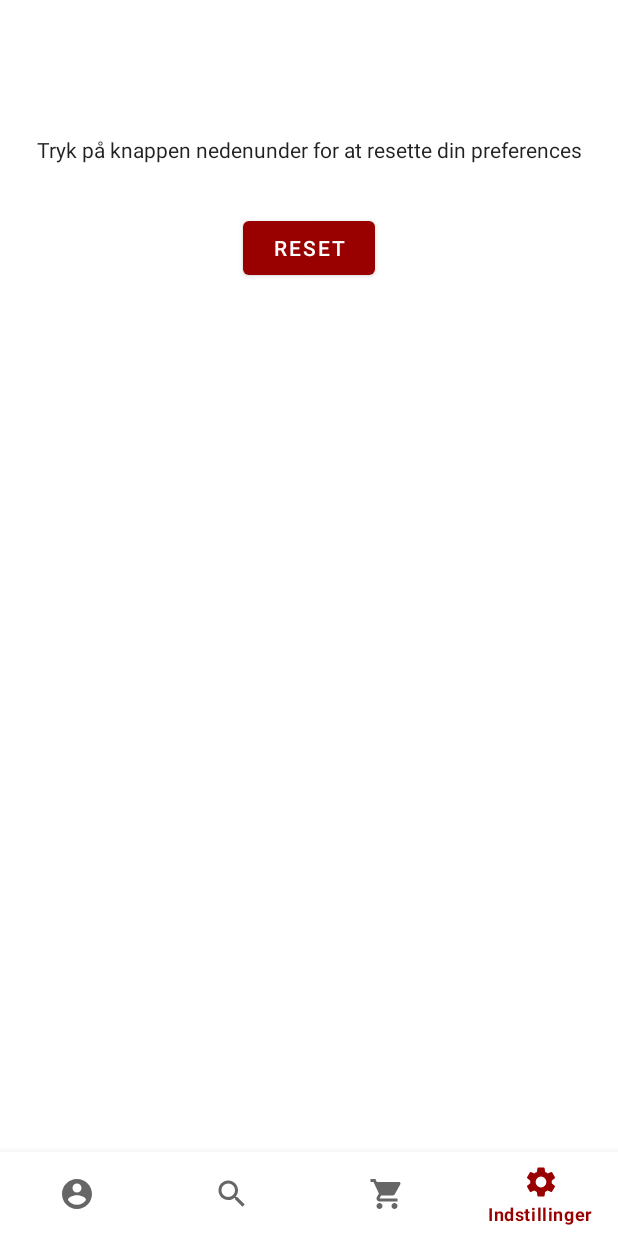
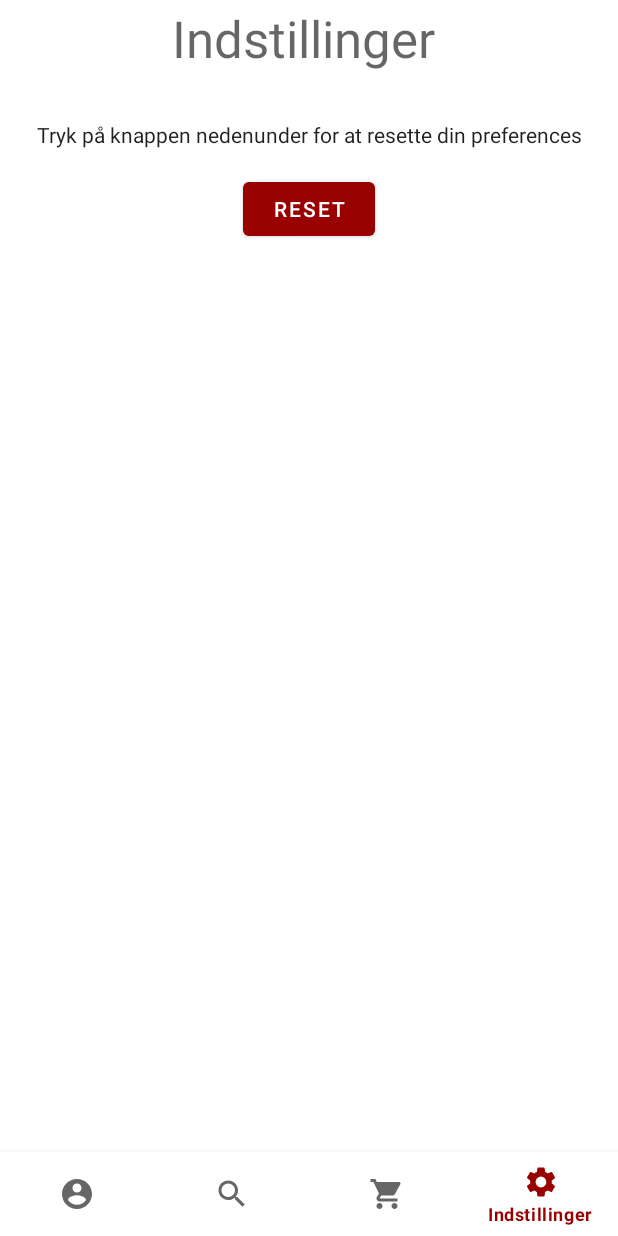
Before and after one commit to SigurdThorlund/DTUKursusshaker, an Android app: the SettingsFragment screen opened through its navigation route, on a phone screen of 412 x 824 dp. Run offline under Robolectric (Android 15) with nearby library versions, the phone set to English and light mode, and no system bars; our stand-ins replace navigation-ui; 6 statements that could not run were skipped.

Commit message:
Design changes

```diff
--- a/DTUKursusShaker/app/src/main/res/layout/fragment_dashboard.xml
+++ b/DTUKursusShaker/app/src/main/res/layout/fragment_dashboard.xml
@@ -14,7 +14,8 @@
         android:layout_marginStart="8dp"
         android:layout_marginEnd="8dp"
         android:layout_marginBottom="8dp"
-        android:text="Velkommen til DTU Shaker"
+        android:text="Velkommen til DTU Kursusshaker"
+        android:textAlignment="center"
         android:textAppearance="@style/TextAppearance.AppCompat.Display1"
         app:layout_constraintBottom_toBottomOf="parent"
         app:layout_constraintEnd_toEndOf="parent"
@@ -31,7 +32,8 @@
         android:layout_marginTop="8dp"
         android:layout_marginEnd="8dp"
         android:layout_marginBottom="132dp"
-        android:text="SHAKE IT anbefaler dig kurser baseret på dine præferencer"
+        android:text="Ryst din telefon og få et anbefalet kursus eller benyt søgesiden forneden"
+        android:textAlignment="center"
         app:layout_constraintBottom_toBottomOf="parent"
         app:layout_constraintEnd_toEndOf="parent"
         app:layout_constraintHorizontal_bias="0.48"
--- a/DTUKursusShaker/app/src/main/res/layout/fragment_kursus_type.xml
+++ b/DTUKursusShaker/app/src/main/res/layout/fragment_kursus_type.xml
@@ -15,7 +15,7 @@
         android:layout_marginStart="8dp"
         android:layout_marginTop="16dp"
         android:layout_marginEnd="8dp"
-        android:text="Hej og velkommen til Kursus Shakeren"
+        android:text="Hej og velkommen til DTU Kursusshakeren"
         android:textAlignment="center"
         android:textAppearance="@style/TextAppearance.AppCompat.Display1"
         android:textColor="@color/primaryTextColor"
--- a/DTUKursusShaker/app/src/main/res/layout/fragment_settings.xml
+++ b/DTUKursusShaker/app/src/main/res/layout/fragment_settings.xml
@@ -7,25 +7,42 @@
     tools:context=".fragments.SettingsFragment">
 
     <TextView
+        android:id="@+id/welcomeText"
+        android:layout_width="wrap_content"
+        android:layout_height="wrap_content"
+        android:layout_marginStart="8dp"
+        android:layout_marginEnd="8dp"
+        android:layout_marginBottom="8dp"
+        android:text="Indstillinger"
+        android:textAlignment="center"
+        android:textAppearance="@style/TextAppearance.AppCompat.Display1"
+        app:layout_constraintBottom_toBottomOf="parent"
+        app:layout_constraintEnd_toEndOf="parent"
+        app:layout_constraintHorizontal_bias="0.484"
+        app:layout_constraintStart_toStartOf="parent"
+        app:layout_constraintTop_toTopOf="parent"
+        app:layout_constraintVertical_bias="0.023" />
+
+    <TextView
         android:id="@+id/textView4"
         android:layout_width="wrap_content"
         android:layout_height="wrap_content"
         android:layout_marginStart="8dp"
-        android:layout_marginTop="90dp"
+        android:layout_marginTop="32dp"
         android:layout_marginEnd="8dp"
         android:text="Tryk på knappen nedenunder for at resette din preferences"
         android:textAlignment="center"
         android:textAppearance="@style/TextAppearance.AppCompat.Body1"
         app:layout_constraintEnd_toEndOf="parent"
         app:layout_constraintStart_toStartOf="parent"
-        app:layout_constraintTop_toTopOf="parent" />
+        app:layout_constraintTop_toBottomOf="@+id/welcomeText" />
 
     <com.google.android.material.button.MaterialButton
         android:id="@+id/button_reset"
         android:layout_width="wrap_content"
         android:layout_height="wrap_content"
         android:layout_marginStart="32dp"
-        android:layout_marginTop="32dp"
+        android:layout_marginTop="16dp"
         android:layout_marginEnd="32dp"
         android:text="reset"
         app:layout_constraintEnd_toEndOf="parent"
```
